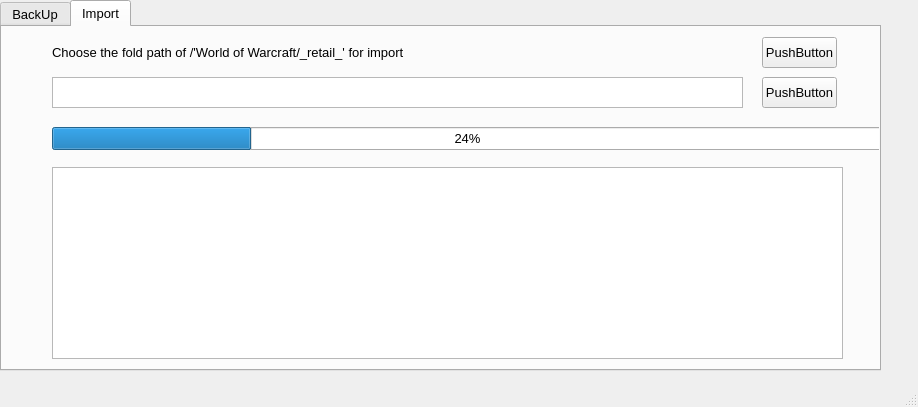
Old version of the form wow-addons-helper/mainUI.ui in the repository FontaineGuo/PythonToolbox.
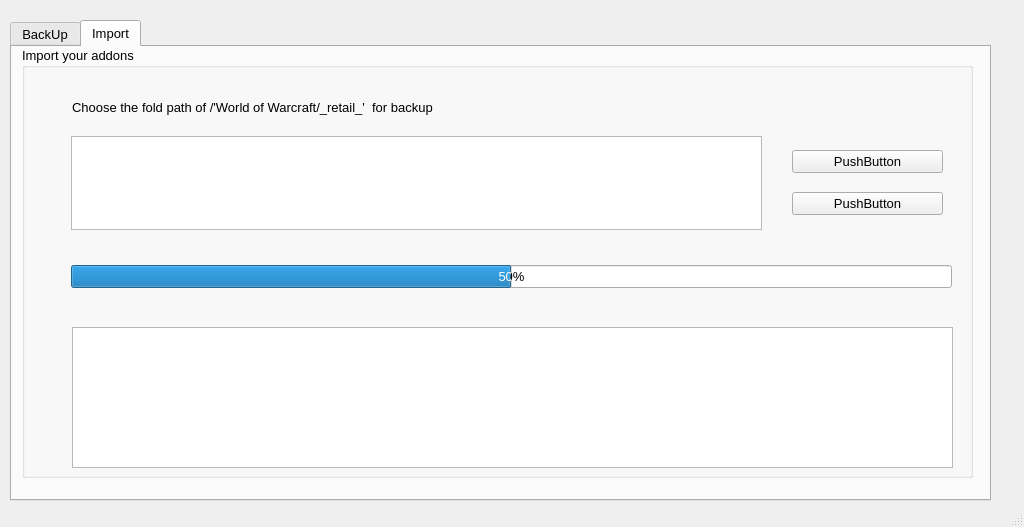
New version of the form. The open tabs and pages were chosen to show the change.

What changed in the file:
```diff
--- a/wow-addons-helper/mainUI.ui
+++ b/wow-addons-helper/mainUI.ui
@@ -6,23 +6,77 @@
    <rect>
     <x>0</x>
     <y>0</y>
-    <width>918</width>
-    <height>407</height>
+    <width>1024</width>
+    <height>523</height>
    </rect>
   </property>
+  <property name="minimumSize">
+   <size>
+    <width>1024</width>
+    <height>0</height>
+   </size>
+  </property>
+  <property name="maximumSize">
+   <size>
+    <width>1024</width>
+    <height>540</height>
+   </size>
+  </property>
   <property name="windowTitle">
    <string>MainWindow</string>
   </property>
   <widget class="QWidget" name="main_win">
-   <widget class="QTabWidget" name="tab_ctr">
+   <property name="sizePolicy">
+    <sizepolicy hsizetype="Expanding" vsizetype="Expanding">
+     <horstretch>0</horstretch>
+     <verstretch>1</verstretch>
+    </sizepolicy>
+   </property>
+   <property name="minimumSize">
+    <size>
+     <width>1024</width>
+     <height>505</height>
+    </size>
+   </property>
+   <property name="maximumSize">
+    <size>
+     <width>1024</width>
+     <height>520</height>
+    </size>
+   </property>
+   <property name="mouseTracking">
+    <bool>false</bool>
+   </property>
+   <widget class="QWidget" name="widget" native="true">
+    <property name="geometry">
+     <rect>
+      <x>10</x>
+      <y>20</y>
+      <width>1001</width>
+      <height>491</height>
+     </rect>
+    </property>
+    <property name="maximumSize">
+     <size>
+      <width>1001</width>
+      <height>510</height>
+     </size>
+    </property>
+    <widget class="QWidget" name="verticalLayoutWidget">
     <property name="geometry">
      <rect>
       <x>0</x>
       <y>0</y>
-      <width>881</width>
-      <height>371</height>
-     </rect>
-    </property>
+       <width>981</width>
+       <height>481</height>
+      </rect>
+     </property>
+     <layout class="QVBoxLayout" name="verticalLayout">
+      <property name="sizeConstraint">
+       <enum>QLayout::SetDefaultConstraint</enum>
+      </property>
+      <item>
+       <widget class="QTabWidget" name="tab_ctr">
     <property name="font">
      <font>
       <pointsize>10</pointsize>
@@ -129,89 +183,128 @@
      <attribute name="title">
       <string>Import</string>
      </attribute>
-     <widget class="QTextBrowser" name="import_detail_text">
+         <widget class="QWidget" name="verticalLayoutWidget_15">
       <property name="geometry">
        <rect>
-        <x>50</x>
-        <y>140</y>
-        <width>791</width>
-        <height>192</height>
-       </rect>
-      </property>
-     </widget>
-     <widget class="QProgressBar" name="import_process_bar">
-      <property name="geometry">
-       <rect>
-        <x>50</x>
-        <y>100</y>
-        <width>831</width>
-        <height>23</height>
-       </rect>
-      </property>
-      <property name="value">
-       <number>24</number>
-      </property>
-     </widget>
-     <widget class="QTextBrowser" name="import_path_text">
+            <x>10</x>
+            <y>0</y>
+            <width>951</width>
+            <height>431</height>
+           </rect>
+          </property>
+          <layout class="QVBoxLayout" name="vl_2_1">
+           <item>
+            <widget class="QGroupBox" name="groupBox_3">
+             <property name="title">
+              <string>Import your addons</string>
+             </property>
+             <widget class="QWidget" name="verticalLayoutWidget_16">
       <property name="geometry">
        <rect>
-        <x>50</x>
-        <y>50</y>
-        <width>691</width>
-        <height>31</height>
-       </rect>
-      </property>
-     </widget>
+                <x>770</x>
+                <y>90</y>
+                <width>151</width>
+                <height>91</height>
+               </rect>
+              </property>
+              <layout class="QVBoxLayout" name="vl_2_2">
+               <item>
      <widget class="QPushButton" name="lb2_chose_btn_one">
-      <property name="geometry">
-       <rect>
-        <x>760</x>
-        <y>10</y>
-        <width>75</width>
-        <height>31</height>
-       </rect>
-      </property>
       <property name="text">
        <string>PushButton</string>
       </property>
      </widget>
-     <widget class="QLabel" name="label_2">
-      <property name="geometry">
-       <rect>
-        <x>50</x>
-        <y>10</y>
-        <width>700</width>
-        <height>30</height>
-       </rect>
-      </property>
-      <property name="font">
-       <font>
-        <pointsize>10</pointsize>
-       </font>
-      </property>
-      <property name="text">
-       <string>Choose the fold path of /'World of Warcraft/_retail_' for import</string>
-      </property>
-     </widget>
+               </item>
+               <item>
      <widget class="QPushButton" name="lb2_chose_btn_two">
-      <property name="geometry">
-       <rect>
-        <x>760</x>
-        <y>50</y>
-        <width>75</width>
-        <height>31</height>
-       </rect>
-      </property>
       <property name="text">
        <string>PushButton</string>
       </property>
      </widget>
-     <zorder>import_detail_text</zorder>
-     <zorder>import_process_bar</zorder>
-     <zorder>import_path_text</zorder>
-     <zorder>label_2</zorder>
-     <zorder>lb2_chose_btn_one</zorder>
-     <zorder>lb2_chose_btn_two</zorder>
+               </item>
+              </layout>
+             </widget>
+             <widget class="QWidget" name="verticalLayoutWidget_17">
+              <property name="geometry">
+               <rect>
+                <x>50</x>
+                <y>40</y>
+                <width>371</width>
+                <height>41</height>
+               </rect>
+              </property>
+              <layout class="QVBoxLayout" name="vl_2_3">
+               <item>
+                <widget class="QLabel" name="label_11">
+                 <property name="font">
+                  <font>
+                   <pointsize>10</pointsize>
+                  </font>
+                 </property>
+                 <property name="text">
+                  <string>Choose the fold path of /'World of Warcraft/_retail_'  for backup</string>
+                 </property>
+                </widget>
+               </item>
+              </layout>
+             </widget>
+             <widget class="QWidget" name="verticalLayoutWidget_18">
+              <property name="geometry">
+               <rect>
+                <x>49</x>
+                <y>89</y>
+                <width>691</width>
+                <height>94</height>
+               </rect>
+              </property>
+              <layout class="QVBoxLayout" name="vl_2_4">
+               <item>
+                <widget class="QTextBrowser" name="import_path_text"/>
+               </item>
+              </layout>
+             </widget>
+             <widget class="QWidget" name="verticalLayoutWidget_19">
+              <property name="geometry">
+               <rect>
+                <x>49</x>
+                <y>190</y>
+                <width>881</width>
+                <height>80</height>
+               </rect>
+              </property>
+              <layout class="QVBoxLayout" name="vl_2_5">
+               <item>
+                <widget class="QProgressBar" name="import_process_bar">
+                 <property name="value">
+                  <number>50</number>
+                 </property>
+                </widget>
+               </item>
+              </layout>
+             </widget>
+             <widget class="QWidget" name="verticalLayoutWidget_20">
+              <property name="geometry">
+               <rect>
+                <x>50</x>
+                <y>280</y>
+                <width>881</width>
+                <height>141</height>
+               </rect>
+              </property>
+              <layout class="QVBoxLayout" name="vl_2_6">
+               <item>
+                <widget class="QTextBrowser" name="import_detail_text"/>
+               </item>
+              </layout>
+             </widget>
+            </widget>
+           </item>
+          </layout>
+         </widget>
+        </widget>
+       </widget>
+      </item>
+     </layout>
     </widget>
    </widget>
   </widget>
```
Left out of the diff: 176 changed lines with no effect on the pictures. Lines whose indentation alone changed are shown as unchanged.
